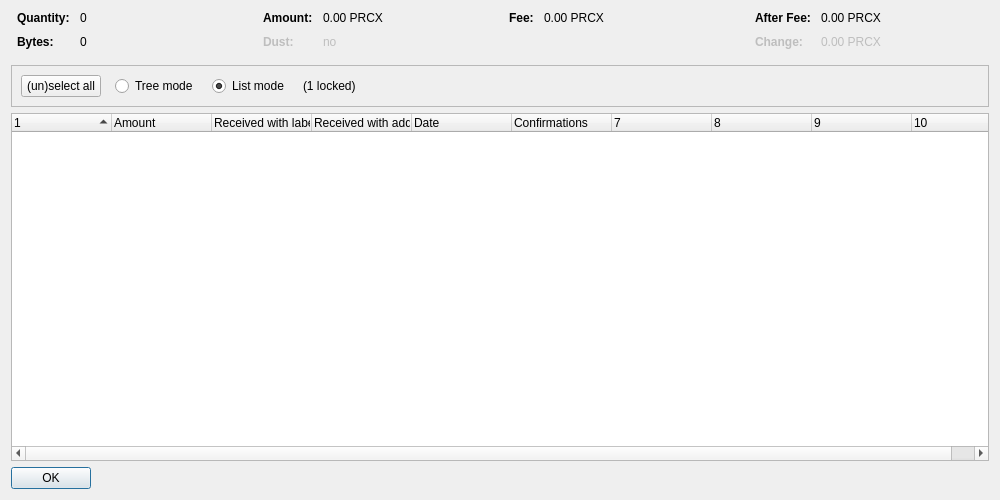
First picture: the form in src/qt/forms/coincontroldialog.ui, repository Pricecoin/PricecoinX, before the edit.
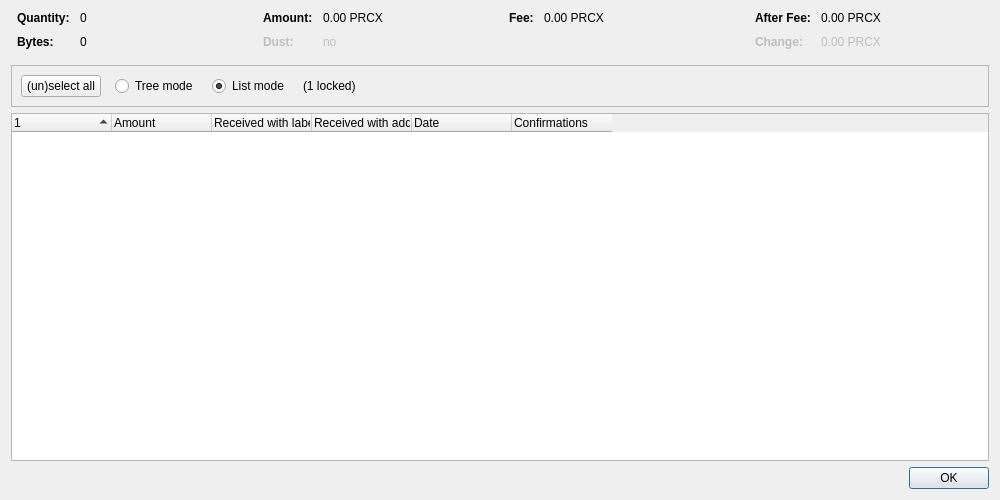
Second picture: the form after the edit. Custom widgets are drawn as their Qt base class.

The edit to the form file:
```diff
--- a/src/qt/forms/coincontroldialog.ui
+++ b/src/qt/forms/coincontroldialog.ui
@@ -402,7 +402,7 @@
       <bool>false</bool>
      </property>
      <property name="columnCount">
-      <number>10</number>
+      <number>6</number>
      </property>
      <attribute name="headerShowSortIndicator" stdset="0">
       <bool>true</bool>
@@ -467,12 +467,6 @@
    </item>
    <item>
     <widget class="QDialogButtonBox" name="buttonBox">
-     <property name="sizePolicy">
-      <sizepolicy hsizetype="Maximum" vsizetype="Fixed">
-       <horstretch>0</horstretch>
-       <verstretch>0</verstretch>
-      </sizepolicy>
-     </property>
      <property name="orientation">
       <enum>Qt::Horizontal</enum>
      </property>
```
